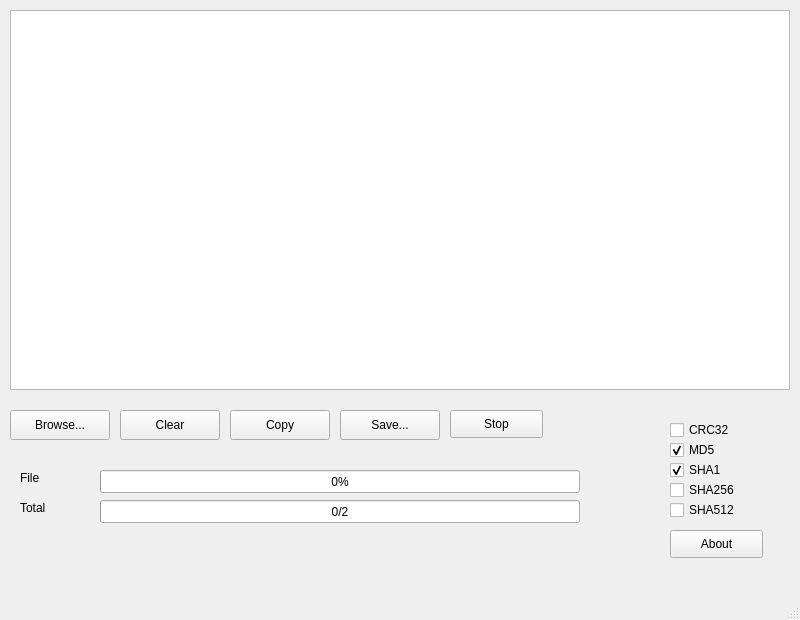
Old version of the form src/xhash.ui in the repository qux-bbb/XHash.
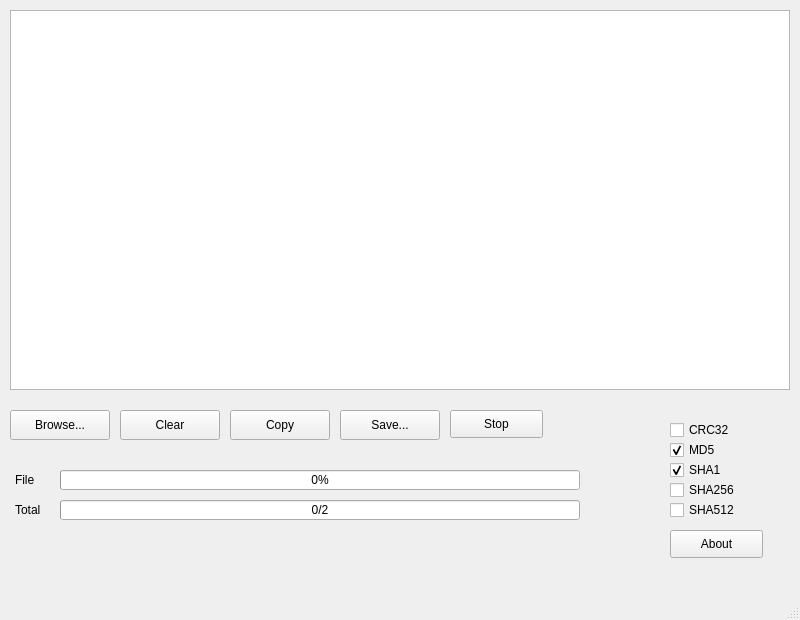
New version of the form.

Commit message: adjust progressbar pos and font size

The edit to the form file:
```diff
--- a/src/xhash.ui
+++ b/src/xhash.ui
@@ -122,10 +122,10 @@
    <widget class="QProgressBar" name="progressBar_file">
     <property name="geometry">
      <rect>
-      <x>100</x>
+      <x>60</x>
       <y>470</y>
-      <width>480</width>
-      <height>23</height>
+      <width>520</width>
+      <height>20</height>
      </rect>
     </property>
     <property name="value">
@@ -138,10 +138,10 @@
    <widget class="QProgressBar" name="progressBar_total">
     <property name="geometry">
      <rect>
-      <x>100</x>
+      <x>60</x>
       <y>500</y>
-      <width>480</width>
-      <height>23</height>
+      <width>520</width>
+      <height>20</height>
      </rect>
     </property>
     <property name="minimum">
@@ -160,10 +160,10 @@
    <widget class="QLabel" name="label_file">
     <property name="geometry">
      <rect>
-      <x>20</x>
+      <x>15</x>
       <y>470</y>
-      <width>72</width>
-      <height>15</height>
+      <width>50</width>
+      <height>20</height>
      </rect>
     </property>
     <property name="text">
@@ -173,10 +173,10 @@
    <widget class="QLabel" name="label_total">
     <property name="geometry">
      <rect>
-      <x>20</x>
+      <x>15</x>
       <y>500</y>
-      <width>72</width>
-      <height>15</height>
+      <width>50</width>
+      <height>20</height>
      </rect>
     </property>
     <property name="text">
```
Left out of the diff: 5 changed lines with no effect on the pictures.
